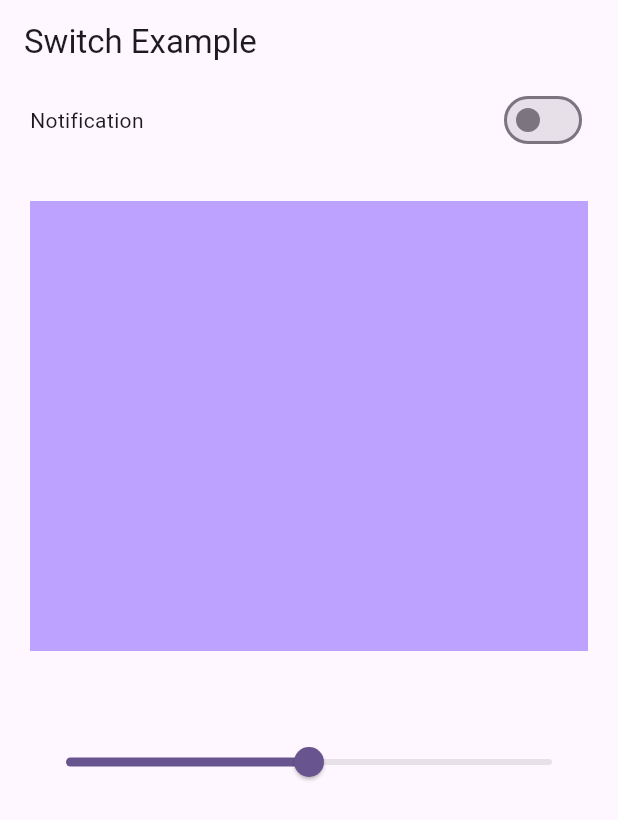
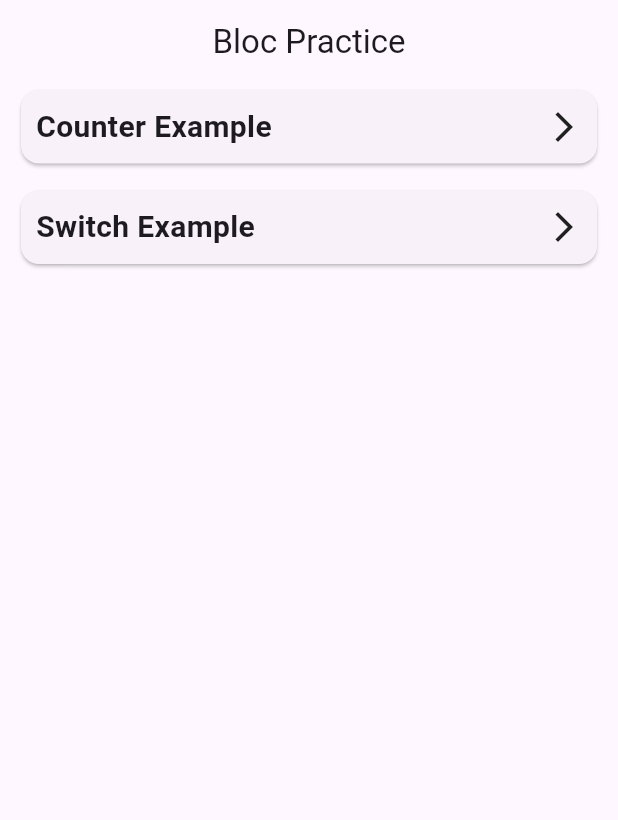
Before and after one commit to nikhil-mallik/bloc_practice, a Flutter app: the screen it shows after launch, on a phone screen of 412 x 824 dp. Shown: the top 820 px of the screen. Run offline on Flutter 3.47's test engine with Material 3 defaults, Android fonts, the phone set to English and light mode, and no system bars; our stand-ins replace bloc, equatable, flutter_bloc.

Commit message:
added Home class

```diff
--- /dev/null
+++ b/lib/home.dart
@@ -0,0 +1,57 @@
+import 'package:flutter/material.dart';
+
+import 'ui/counter/counter_screen.dart';
+import 'ui/switch_example/switch_example_screen.dart';
+
+class Home extends StatelessWidget {
+  const Home({super.key});
+
+  @override
+  Widget build(BuildContext context) {
+    Widget showPracticeList(
+        BuildContext context, String name, Widget className) {
+      return Padding(
+        padding: const EdgeInsets.only(right: 10.0, left: 10.0, bottom: 10.0),
+        child: InkWell(
+          onTap: () => Navigator.push(
+              context, MaterialPageRoute(builder: (context) => className)),
+          child: Card(
+            child: Padding(
+              padding: const EdgeInsets.all(10.0),
+              child: SizedBox(
+                width: MediaQuery.of(context).size.width * 0.9,
+                child: Row(
+                  mainAxisAlignment: MainAxisAlignment.spaceBetween,
+                  children: [
+                    Text(
+                      name,
+                      style: const TextStyle(
+                          fontSize: 20, fontWeight: FontWeight.bold),
+                    ),
+                    const Icon(Icons.arrow_forward_ios_outlined)
+                  ],
+                ),
+              ),
+            ),
+          ),
+        ),
+      );
+    }
+
+    return Scaffold(
+      appBar: AppBar(
+        title: const Text('Bloc Practice'),
+        centerTitle: true,
+      ),
+      body: SafeArea(
+        child: Column(
+          children: [
+            showPracticeList(context, 'Counter Example', const CounterScreen()),
+            showPracticeList(
+                context, 'Switch Example', const SwitchExampleScreen()),
+          ],
+        ),
+      ),
+    );
+  }
+}
--- a/lib/main.dart
+++ b/lib/main.dart
@@ -3,7 +3,7 @@ import 'package:bloc_practice/bloc/switch_example/switch_bloc.dart';
 import 'package:flutter/material.dart';
 import 'package:flutter_bloc/flutter_bloc.dart';
 
-import 'ui/switch_example/switch_example_screen.dart';
+import 'home.dart';
 
 void main() {
   runApp(const MyApp());
@@ -24,12 +24,13 @@ class MyApp extends StatelessWidget {
         ),
       ],
       child: MaterialApp(
-        title: 'Flutter Demo',
+        debugShowCheckedModeBanner: false,
+        title: 'Flutter Bloc Practice',
         theme: ThemeData(
           colorScheme: ColorScheme.fromSeed(seedColor: Colors.deepPurple),
           useMaterial3: true,
         ),
-        home: const SwitchExampleScreen(),
+        home: const Home(),
       ),
     );
   }
```
